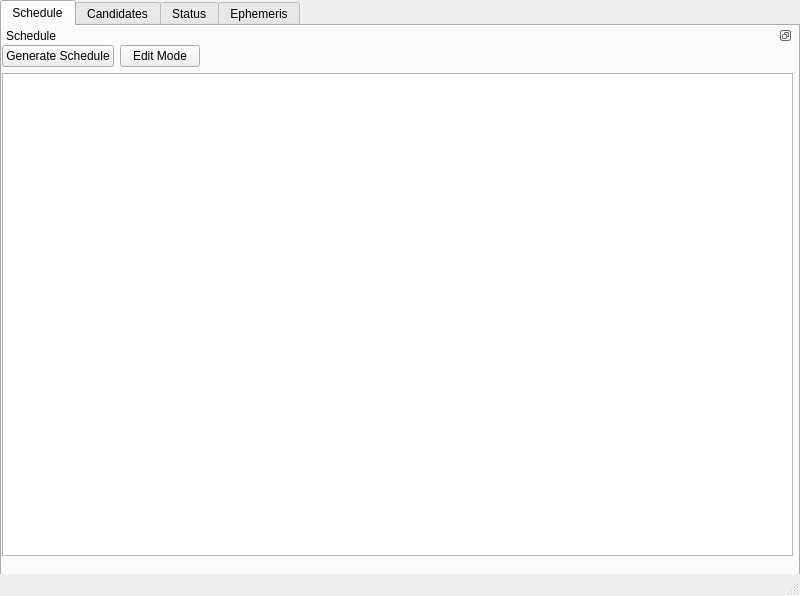
Qt form MaestroCore/Qt/mainwindow.ui (sagesanto/scheduler) before a commit.
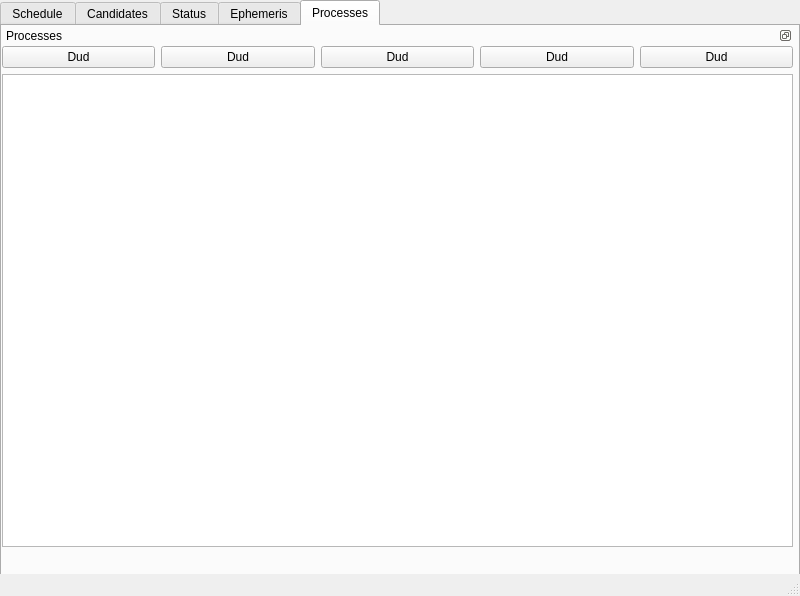
The same form after that commit. The open tabs and pages were chosen to show the change.

Commit message: oh hell yeah. can make and monitor child processes, do communication, etc

The edit to the form file:
```diff
--- a/MaestroCore/Qt/mainwindow.ui
+++ b/MaestroCore/Qt/mainwindow.ui
@@ -1043,6 +1043,111 @@
       </widget>
      </widget>
     </widget>
+    <widget class="QWidget" name="processesTab">
+     <attribute name="title">
+      <string>Processes</string>
+     </attribute>
+     <widget class="QDockWidget" name="processesDock">
+      <property name="geometry">
+       <rect>
+        <x>0</x>
+        <y>0</y>
+        <width>791</width>
+        <height>539</height>
+       </rect>
+      </property>
+      <property name="sizePolicy">
+       <sizepolicy hsizetype="Expanding" vsizetype="Expanding">
+        <horstretch>0</horstretch>
+        <verstretch>0</verstretch>
+       </sizepolicy>
+      </property>
+      <property name="features">
+       <set>QDockWidget::DockWidgetFloatable|QDockWidget::DockWidgetMovable</set>
+      </property>
+      <property name="windowTitle">
+       <string>Processes</string>
+      </property>
+      <widget class="QWidget" name="processesDockContents">
+       <widget class="QWidget" name="layoutWidget_2">
+        <property name="geometry">
+         <rect>
+          <x>0</x>
+          <y>1</y>
+          <width>791</width>
+          <height>501</height>
+         </rect>
+        </property>
+        <layout class="QVBoxLayout" name="vertLayout_22">
+         <item>
+          <layout class="QHBoxLayout" name="horizontalLayout_5">
+           <item>
+            <widget class="QPushButton" name="processesDudButton2">
+             <property name="sizePolicy">
+              <sizepolicy hsizetype="Preferred" vsizetype="Fixed">
+               <horstretch>0</horstretch>
+               <verstretch>0</verstretch>
+              </sizepolicy>
+             </property>
+             <property name="text">
+              <string>Dud</string>
+             </property>
+             <property name="shortcut">
+              <string>R</string>
+             </property>
+            </widget>
+           </item>
+           <item>
+            <widget class="QPushButton" name="processesDudButton5">
+             <property name="text">
+              <string>Dud</string>
+             </property>
+            </widget>
+           </item>
+           <item>
+            <widget class="QPushButton" name="processesDudButton3">
+             <property name="text">
+              <string>Dud</string>
+             </property>
+            </widget>
+           </item>
+           <item>
+            <widget class="QPushButton" name="processesDudButton1">
+             <property name="text">
+              <string>Dud</string>
+             </property>
+            </widget>
+           </item>
+           <item>
+            <widget class="QPushButton" name="processesDudButton4">
+             <property name="text">
+              <string>Dud</string>
+             </property>
+            </widget>
+           </item>
+          </layout>
+         </item>
+         <item>
+          <widget class="QTreeView" name="processesTreeView">
+           <property name="editTriggers">
+            <set>QAbstractItemView::NoEditTriggers</set>
+           </property>
+           <property name="dragDropOverwriteMode">
+            <bool>false</bool>
+           </property>
+           <property name="selectionMode">
+            <enum>QAbstractItemView::MultiSelection</enum>
+           </property>
+           <property name="selectionBehavior">
+            <enum>QAbstractItemView::SelectRows</enum>
+           </property>
+          </widget>
+         </item>
+        </layout>
+       </widget>
+      </widget>
+     </widget>
+    </widget>
    </widget>
   </widget>
   <widget class="QStatusBar" name="statusbar"/>
```
Left out of the diff: 6 changed lines with no effect on the pictures. The commit also changes 5 other files.
